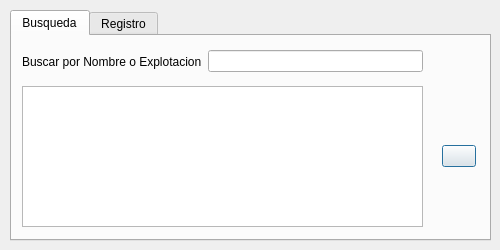
First picture: the form in ui/dialogs/personas_dialog.ui, repository franciscocontreras93/agrae, before the edit.
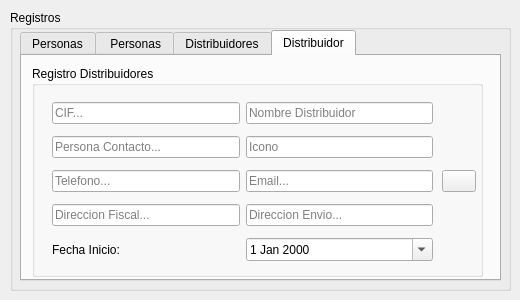
Second picture: the form after the edit. The open tabs and pages were chosen to show the change.

Commit message: added distribuidor functions, atlas functions, some fix

```diff
--- a/ui/dialogs/personas_dialog.ui
+++ b/ui/dialogs/personas_dialog.ui
@@ -6,32 +6,44 @@
    <rect>
     <x>0</x>
     <y>0</y>
-    <width>500</width>
-    <height>250</height>
+    <width>520</width>
+    <height>300</height>
    </rect>
   </property>
   <property name="minimumSize">
    <size>
-    <width>500</width>
-    <height>250</height>
+    <width>520</width>
+    <height>300</height>
    </size>
   </property>
   <property name="maximumSize">
    <size>
-    <width>500</width>
-    <height>250</height>
+    <width>520</width>
+    <height>300</height>
    </size>
   </property>
   <property name="windowTitle">
    <string>Registro de Personas</string>
   </property>
+  <widget class="QGroupBox" name="groupBox">
+   <property name="geometry">
+    <rect>
+     <x>10</x>
+     <y>10</y>
+     <width>501</width>
+     <height>281</height>
+    </rect>
+   </property>
+   <property name="title">
+    <string>Registros</string>
+   </property>
   <widget class="QTabWidget" name="tabWidget">
    <property name="geometry">
     <rect>
      <x>10</x>
-     <y>10</y>
+      <y>20</y>
      <width>481</width>
-     <height>231</height>
+      <height>251</height>
     </rect>
    </property>
    <property name="minimumSize">
@@ -45,15 +57,15 @@
    </property>
    <widget class="QWidget" name="tab">
     <attribute name="title">
-     <string>Busqueda</string>
+      <string>Personas</string>
     </attribute>
     <widget class="QWidget" name="verticalLayoutWidget">
      <property name="geometry">
       <rect>
-       <x>430</x>
+        <x>440</x>
        <y>50</y>
        <width>34</width>
-       <height>141</height>
+        <height>171</height>
       </rect>
      </property>
      <layout class="QVBoxLayout" name="verticalLayout">
@@ -93,8 +105,8 @@
       <rect>
        <x>10</x>
        <y>50</y>
-       <width>401</width>
-       <height>141</height>
+        <width>421</width>
+        <height>171</height>
       </rect>
      </property>
      <layout class="QHBoxLayout" name="horizontalLayout">
@@ -106,6 +118,41 @@
         <property name="selectionBehavior">
          <enum>QAbstractItemView::SelectRows</enum>
         </property>
+         <column>
+          <property name="text">
+           <string>idpersona</string>
+          </property>
+         </column>
+         <column>
+          <property name="text">
+           <string>DNI</string>
+          </property>
+         </column>
+         <column>
+          <property name="text">
+           <string>Nombre</string>
+          </property>
+         </column>
+         <column>
+          <property name="text">
+           <string>Apellidos</string>
+          </property>
+         </column>
+         <column>
+          <property name="text">
+           <string>Direccion</string>
+          </property>
+         </column>
+         <column>
+          <property name="text">
+           <string>Telefono</string>
+          </property>
+         </column>
+         <column>
+          <property name="text">
+           <string>Email</string>
+          </property>
+         </column>
        </widget>
       </item>
      </layout>
@@ -113,7 +160,7 @@
    </widget>
    <widget class="QWidget" name="tab_2">
     <attribute name="title">
-     <string>Registro</string>
+      <string> Personas</string>
     </attribute>
     <widget class="QGroupBox" name="groupBox_2">
      <property name="geometry">
@@ -202,6 +249,248 @@
      </widget>
     </widget>
    </widget>
+    <widget class="QWidget" name="tab_3">
+     <attribute name="title">
+      <string>Distribuidores</string>
+     </attribute>
+     <widget class="QWidget" name="horizontalLayoutWidget_3">
+      <property name="geometry">
+       <rect>
+        <x>10</x>
+        <y>10</y>
+        <width>401</width>
+        <height>31</height>
+       </rect>
+      </property>
+      <layout class="QHBoxLayout" name="horizontalLayout_3">
+       <item>
+        <widget class="QLabel" name="label_2">
+         <property name="text">
+          <string>Buscar por Nombre o Explotacion</string>
+         </property>
+        </widget>
+       </item>
+       <item>
+        <widget class="QLineEdit" name="lineEdit_2"/>
+       </item>
+      </layout>
+     </widget>
+     <widget class="QWidget" name="horizontalLayoutWidget_4">
+      <property name="geometry">
+       <rect>
+        <x>10</x>
+        <y>50</y>
+        <width>421</width>
+        <height>171</height>
+       </rect>
+      </property>
+      <layout class="QHBoxLayout" name="horizontalLayout_4">
+       <item>
+        <widget class="QTableWidget" name="tableWidget_2">
+         <property name="editTriggers">
+          <set>QAbstractItemView::NoEditTriggers</set>
+         </property>
+         <property name="selectionBehavior">
+          <enum>QAbstractItemView::SelectRows</enum>
+         </property>
+         <column>
+          <property name="text">
+           <string>iddistribuidor</string>
+          </property>
+         </column>
+         <column>
+          <property name="text">
+           <string>CIF</string>
+          </property>
+         </column>
+         <column>
+          <property name="text">
+           <string>Nombre</string>
+          </property>
+         </column>
+         <column>
+          <property name="text">
+           <string>Persona Contacto</string>
+          </property>
+         </column>
+         <column>
+          <property name="text">
+           <string>Telefono</string>
+          </property>
+         </column>
+         <column>
+          <property name="text">
+           <string>Email</string>
+          </property>
+         </column>
+         <column>
+          <property name="text">
+           <string>Direccion Fiscal</string>
+          </property>
+         </column>
+         <column>
+          <property name="text">
+           <string>Direccion Envio</string>
+          </property>
+         </column>
+         <column>
+          <property name="text">
+           <string>Fecha Inicio</string>
+          </property>
+         </column>
+        </widget>
+       </item>
+      </layout>
+     </widget>
+     <widget class="QWidget" name="verticalLayoutWidget_3">
+      <property name="geometry">
+       <rect>
+        <x>440</x>
+        <y>50</y>
+        <width>34</width>
+        <height>171</height>
+       </rect>
+      </property>
+      <layout class="QVBoxLayout" name="verticalLayout_3">
+       <item>
+        <widget class="QPushButton" name="pushButton_3">
+         <property name="text">
+          <string/>
+         </property>
+        </widget>
+       </item>
+      </layout>
+     </widget>
+    </widget>
+    <widget class="QWidget" name="tab_5">
+     <attribute name="title">
+      <string>Distribuidor</string>
+     </attribute>
+     <widget class="QGroupBox" name="groupBox_4">
+      <property name="geometry">
+       <rect>
+        <x>10</x>
+        <y>10</y>
+        <width>451</width>
+        <height>211</height>
+       </rect>
+      </property>
+      <property name="title">
+       <string>Registro Distribuidores</string>
+      </property>
+      <widget class="QWidget" name="gridLayoutWidget_3">
+       <property name="geometry">
+        <rect>
+         <x>20</x>
+         <y>30</y>
+         <width>381</width>
+         <height>171</height>
+        </rect>
+       </property>
+       <layout class="QGridLayout" name="gridLayout_3">
+        <item row="0" column="0">
+         <widget class="QLineEdit" name="ln_cif">
+          <property name="placeholderText">
+           <string>CIF...</string>
+          </property>
+         </widget>
+        </item>
+        <item row="1" column="0">
+         <widget class="QLineEdit" name="ln_contacto">
+          <property name="placeholderText">
+           <string>Persona Contacto...</string>
+          </property>
+         </widget>
+        </item>
+        <item row="3" column="1">
+         <widget class="QLineEdit" name="ln_direccionEnvio">
+          <property name="text">
+           <string/>
+          </property>
+          <property name="placeholderText">
+           <string>Direccion Envio...</string>
+          </property>
+         </widget>
+        </item>
+        <item row="2" column="0">
+         <widget class="QLineEdit" name="ln_distTelefono">
+          <property name="placeholderText">
+           <string>Telefono...</string>
+          </property>
+         </widget>
+        </item>
+        <item row="3" column="0">
+         <widget class="QLineEdit" name="ln_direccionFiscal">
+          <property name="text">
+           <string/>
+          </property>
+          <property name="placeholderText">
+           <string>Direccion Fiscal...</string>
+          </property>
+         </widget>
+        </item>
+        <item row="1" column="1">
+         <widget class="QLineEdit" name="ln_icono">
+          <property name="placeholderText">
+           <string>Icono</string>
+          </property>
+         </widget>
+        </item>
+        <item row="2" column="1">
+         <widget class="QLineEdit" name="ln_distEmail">
+          <property name="placeholderText">
+           <string>Email...</string>
+          </property>
+         </widget>
+        </item>
+        <item row="0" column="1">
+         <widget class="QLineEdit" name="ln_distNombre">
+          <property name="text">
+           <string/>
+          </property>
+          <property name="placeholderText">
+           <string>Nombre Distribuidor</string>
+          </property>
+         </widget>
+        </item>
+        <item row="4" column="1">
+         <widget class="QDateEdit" name="date_inicio">
+          <property name="calendarPopup">
+           <bool>true</bool>
+          </property>
+         </widget>
+        </item>
+        <item row="4" column="0">
+         <widget class="QLabel" name="label_3">
+          <property name="text">
+           <string>Fecha Inicio:</string>
+          </property>
+         </widget>
+        </item>
+       </layout>
+      </widget>
+      <widget class="QWidget" name="verticalLayoutWidget_5">
+       <property name="geometry">
+        <rect>
+         <x>410</x>
+         <y>30</y>
+         <width>34</width>
+         <height>171</height>
+        </rect>
+       </property>
+       <layout class="QVBoxLayout" name="verticalLayout_5">
+        <item>
+         <widget class="QPushButton" name="pushButton_5">
+          <property name="text">
+           <string/>
+          </property>
+         </widget>
+        </item>
+       </layout>
+      </widget>
+     </widget>
+    </widget>
+   </widget>
   </widget>
  </widget>
  <tabstops>
```
Left out of the diff: 20 changed lines with no effect on the pictures. Lines whose indentation alone changed are shown as unchanged. The commit also changes 19 other files.
